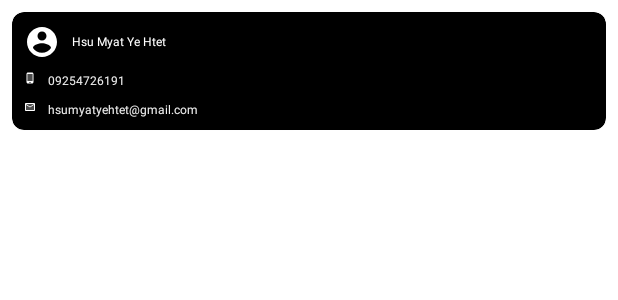
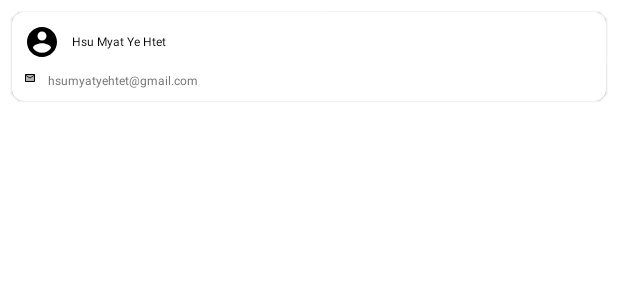
Before and after one commit to hsumyatyehtet/HmyhUserInformation, an Android app built with Jetpack Compose: the layout view_holder_in_user_list.xml on its own in the app's theme, with its tools: preview values and no code run, on a phone screen of 412 x 824 dp. Shown: the top 300 px of the screen. Run offline under Robolectric (Android 15) with nearby library versions, the phone set to English and light mode, and no system bars; network calls fail.

```diff
--- a/app/src/main/AndroidManifest.xml
+++ b/app/src/main/AndroidManifest.xml
@@ -12,9 +12,9 @@
         android:allowBackup="true"
         android:dataExtractionRules="@xml/data_extraction_rules"
         android:fullBackupContent="@xml/backup_rules"
-        android:icon="@mipmap/ic_launcher"
+        android:icon="${appIcon}"
         android:label="@string/app_name"
-        android:roundIcon="@mipmap/ic_launcher_round"
+        android:roundIcon="${appIconRound}"
         android:supportsRtl="true"
         android:theme="@style/Theme.HmyhUserInformation"
         tools:targetApi="31">
--- a/app/src/main/java/com/hmyh/hmyhuserinformation/view/UserListViewHolder.kt
+++ b/app/src/main/java/com/hmyh/hmyhuserinformation/view/UserListViewHolder.kt
@@ -26,7 +26,6 @@ class UserListViewHolder(
         mData = data
 
         binding.tvNameItem.text = "${data.name} ( @${data.useName} )"
-        binding.tvPhoneItem.text = data.phone ?: ""
         binding.tvEmailItem.text = data.email ?: ""
     }
 
--- a/app/src/main/res/layout/activity_main.xml
+++ b/app/src/main/res/layout/activity_main.xml
@@ -12,6 +12,6 @@
         android:layout_width="match_parent"
         android:layout_height="wrap_content"
         android:layout_marginHorizontal="@dimen/margin_medium"
-        android:layout_marginVertical="@dimen/margin_medium_2"/>
+        android:layout_marginTop="@dimen/margin_medium_2"/>
 
 </RelativeLayout>
--- a/app/src/main/res/layout/view_holder_in_user_list.xml
+++ b/app/src/main/res/layout/view_holder_in_user_list.xml
@@ -1,12 +1,13 @@
 <?xml version="1.0" encoding="utf-8"?>
 <com.google.android.material.card.MaterialCardView xmlns:android="http://schemas.android.com/apk/res/android"
     xmlns:app="http://schemas.android.com/apk/res-auto"
+    xmlns:tools="http://schemas.android.com/tools"
     android:layout_width="match_parent"
     android:layout_height="wrap_content"
     android:id="@+id/cvUserListContainer"
     android:layout_margin="@dimen/margin_medium"
-    android:background="@color/black"
-    app:cardBackgroundColor="@color/black"
+    android:background="@color/white"
+    app:cardBackgroundColor="@color/white"
     app:cardCornerRadius="@dimen/margin_medium"
     app:cardElevation="1dp">
 
@@ -24,7 +25,9 @@
             <ImageView
                 android:layout_width="wrap_content"
                 android:layout_height="wrap_content"
-                android:src="@drawable/ic_baseline_account" />
+                android:src="@drawable/ic_baseline_account"
+                android:tint="@color/black"
+                tools:ignore="UseAppTint" />
 
             <TextView
                 android:id="@+id/tvNameItem"
@@ -33,13 +36,13 @@
                 android:layout_marginStart="@dimen/margin_medium"
                 android:layout_gravity="center_vertical"
                 android:text="Hsu Myat Ye Htet"
-                android:textColor="@color/white"
+                android:textColor="@color/black"
                 android:textSize="@dimen/text_regular_2x" />
 
         </LinearLayout>
 
         <LinearLayout
-            android:id="@+id/llUserNameContainer"
+            android:id="@+id/llEmailContainer"
             android:layout_width="match_parent"
             android:layout_height="wrap_content"
             android:layout_below="@+id/llNameContainer"
@@ -49,32 +52,9 @@
             <ImageView
                 android:layout_width="@dimen/margin_medium_3"
                 android:layout_height="@dimen/margin_medium_3"
-                android:src="@drawable/ic_twotone_phone_android" />
-
-            <TextView
-                android:id="@+id/tvPhoneItem"
-                android:layout_width="wrap_content"
-                android:layout_height="wrap_content"
-                android:layout_marginStart="@dimen/margin_medium"
-                android:layout_gravity="center_vertical"
-                android:text="09254726191"
-                android:textColor="@color/colorGrey200"
-                android:textSize="@dimen/text_small" />
-
-        </LinearLayout>
-
-        <LinearLayout
-            android:id="@+id/llEmailContainer"
-            android:layout_width="match_parent"
-            android:layout_height="wrap_content"
-            android:layout_below="@+id/llUserNameContainer"
-            android:layout_marginTop="@dimen/margin_medium"
-            android:orientation="horizontal">
-
-            <ImageView
-                android:layout_width="@dimen/margin_medium_3"
-                android:layout_height="@dimen/margin_medium_3"
-                android:src="@drawable/ic_twotone_email" />
+                android:src="@drawable/ic_twotone_email"
+                android:tint="@color/black"
+                tools:ignore="UseAppTint" />
 
             <TextView
                 android:id="@+id/tvEmailItem"
@@ -83,7 +63,7 @@
                 android:layout_marginStart="@dimen/margin_medium"
                 android:layout_gravity="center_vertical"
                 android:text="hsumyatyehtet@gmail.com"
-                android:textColor="@color/colorGrey200"
+                android:textColor="@color/colorGrey600"
                 android:textSize="@dimen/text_small" />
 
         </LinearLayout>
```
Also changed, not shown: app/build.gradle (+11 -6 lines), app/src/main/res/drawable/app_icon_prod.png (added), app/src/main/res/drawable/app_icon_staging.png (added).
